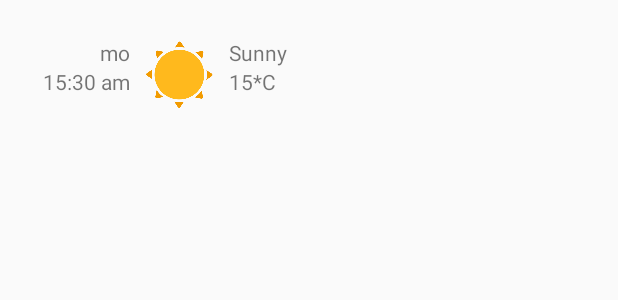
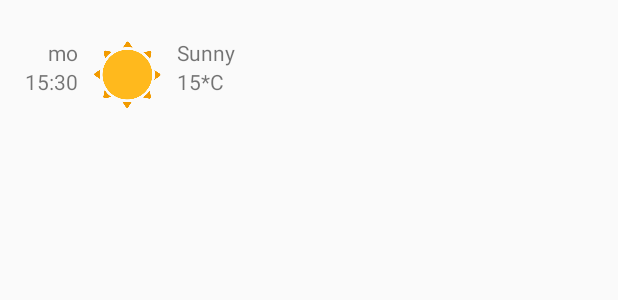
Before and after one commit to Kimentii/WeatherApp, an Android app: the layout day_info.xml on its own in the app's theme, with its tools: preview values and no code run, on a phone screen of 412 x 824 dp. Shown: the top 300 px of the screen. Run offline under Robolectric (Android 15) with nearby library versions, the phone set to English and light mode, and no system bars.

Commit message:
Removed am/pm time format.

```diff
--- a/app/src/main/res/layout/day_info.xml
+++ b/app/src/main/res/layout/day_info.xml
@@ -26,7 +26,7 @@
         android:src="@drawable/art_clear_sky"
         app:layout_constraintBottom_toBottomOf="parent"
         app:layout_constraintEnd_toEndOf="parent"
-        app:layout_constraintHorizontal_bias="0.25"
+        app:layout_constraintHorizontal_bias="0.15"
         app:layout_constraintStart_toStartOf="parent"
         app:layout_constraintTop_toTopOf="parent"/>
 
@@ -45,7 +45,7 @@
         android:layout_height="wrap_content"
         app:layout_constraintEnd_toEndOf="@+id/tv_day_of_week"
         app:layout_constraintTop_toBottomOf="@+id/tv_day_of_week"
-        tools:text="15:30 am"/>
+        tools:text="15:30"/>
 
     <TextView
         android:id="@+id/tv_temperature"
```
Also changed, not shown: app/src/main/java/com/kimentii/weatherapp/MainActivity.java (+2 -8 lines).
